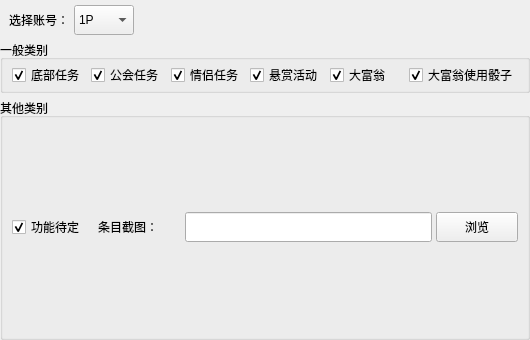
The window that AppImplement/UIFiles/DailyEndParam.ui (LinFeng-BingYi/FVM_Backstage_Assistant_LFBY) describes before a commit, drawn with Qt 5.
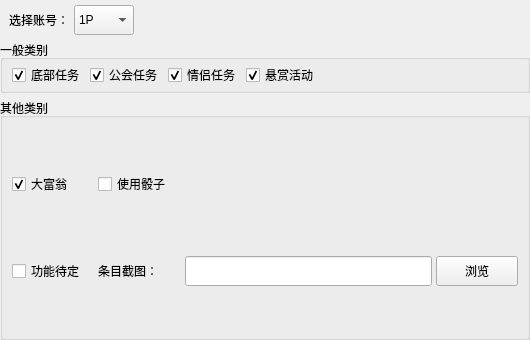
The same window after the commit.

Commit message: 新增[刷序列关卡]功能，可以按文件内容连续刷指定关卡，还可以在每次通关后打开指定界面领取任务，如美食大赛、探险营地; 完善[日常收尾]功能中大富翁的实现; 优化找色函数中颜色相似度对比算法; 新增漫游奇境地图的关卡信息; 优化循环检测继续挑战，增加通关失败的识别; 优化结算翻牌，判断是否通关失败无法翻牌; 完善创建任意房间的方法createAnyRoom()

```diff
--- a/AppImplement/UIFiles/DailyEndParam.ui
+++ b/AppImplement/UIFiles/DailyEndParam.ui
@@ -167,36 +167,17 @@
        </widget>
       </item>
       <item>
-       <widget class="QCheckBox" name="checkBox_monopoly">
-        <property name="minimumSize">
-         <size>
-          <width>70</width>
-          <height>30</height>
-         </size>
+       <spacer name="horizontalSpacer_common">
+        <property name="orientation">
+         <enum>Qt::Horizontal</enum>
         </property>
-        <property name="text">
-         <string>大富翁</string>
-        </property>
-        <property name="checked">
-         <bool>true</bool>
-        </property>
-       </widget>
-      </item>
-      <item>
-       <widget class="QCheckBox" name="checkBox_monopoly_use_dice">
-        <property name="minimumSize">
+        <property name="sizeHint" stdset="0">
          <size>
-          <width>70</width>
-          <height>30</height>
+          <width>40</width>
+          <height>20</height>
          </size>
         </property>
-        <property name="text">
-         <string>大富翁使用骰子</string>
-        </property>
-        <property name="checked">
-         <bool>true</bool>
-        </property>
-       </widget>
+       </spacer>
       </item>
      </layout>
     </widget>
@@ -212,7 +193,7 @@
      <property name="title">
       <string>其他类别</string>
      </property>
-     <layout class="QGridLayout" name="gridLayout_cycle" rowstretch="1" columnstretch="1,1,3,1">
+     <layout class="QGridLayout" name="gridLayout_cycle" rowstretch="1,0" columnstretch="1,1,3,1">
       <property name="topMargin">
        <number>0</number>
       </property>
@@ -222,23 +203,7 @@
       <property name="horizontalSpacing">
        <number>4</number>
       </property>
-      <item row="0" column="1">
-       <widget class="QLabel" name="label_backpack_item_pic">
-        <property name="minimumSize">
-         <size>
-          <width>60</width>
-          <height>30</height>
-         </size>
-        </property>
-        <property name="frameShape">
-         <enum>QFrame::NoFrame</enum>
-        </property>
-        <property name="text">
-         <string>条目截图：</string>
-        </property>
-       </widget>
-      </item>
-      <item row="0" column="3">
+      <item row="1" column="3">
        <widget class="QPushButton" name="pushButton_backpack_item_pic">
         <property name="minimumSize">
          <size>
@@ -251,7 +216,7 @@
         </property>
        </widget>
       </item>
-      <item row="0" column="2">
+      <item row="1" column="2">
        <widget class="QLineEdit" name="lineEdit_backpack_item_pic">
         <property name="minimumSize">
          <size>
@@ -264,7 +229,23 @@
         </property>
        </widget>
       </item>
-      <item row="0" column="0">
+      <item row="1" column="1">
+       <widget class="QLabel" name="label_backpack_item_pic">
+        <property name="minimumSize">
+         <size>
+          <width>60</width>
+          <height>30</height>
+         </size>
+        </property>
+        <property name="frameShape">
+         <enum>QFrame::NoFrame</enum>
+        </property>
+        <property name="text">
+         <string>条目截图：</string>
+        </property>
+       </widget>
+      </item>
+      <item row="1" column="0">
        <widget class="QCheckBox" name="checkBox_backpack_exchange">
         <property name="minimumSize">
          <size>
@@ -278,11 +259,37 @@
         <property name="text">
          <string>功能待定</string>
         </property>
+       </widget>
+      </item>
+      <item row="0" column="0">
+       <widget class="QCheckBox" name="checkBox_monopoly">
+        <property name="minimumSize">
+         <size>
+          <width>70</width>
+          <height>30</height>
+         </size>
+        </property>
+        <property name="text">
+         <string>大富翁</string>
+        </property>
         <property name="checked">
          <bool>true</bool>
         </property>
        </widget>
       </item>
+      <item row="0" column="1">
+       <widget class="QCheckBox" name="checkBox_monopoly_use_dice">
+        <property name="minimumSize">
+         <size>
+          <width>70</width>
+          <height>30</height>
+         </size>
+        </property>
+        <property name="text">
+         <string>使用骰子</string>
+        </property>
+       </widget>
+      </item>
      </layout>
     </widget>
    </item>
```
The commit also changes 25 other files.
